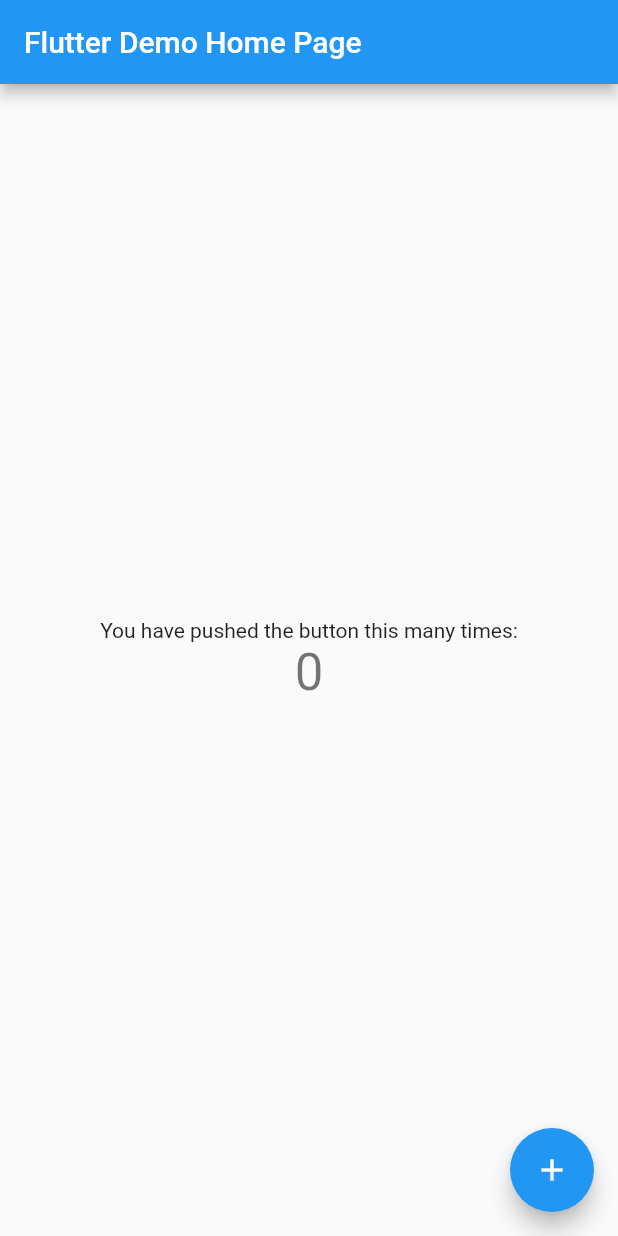
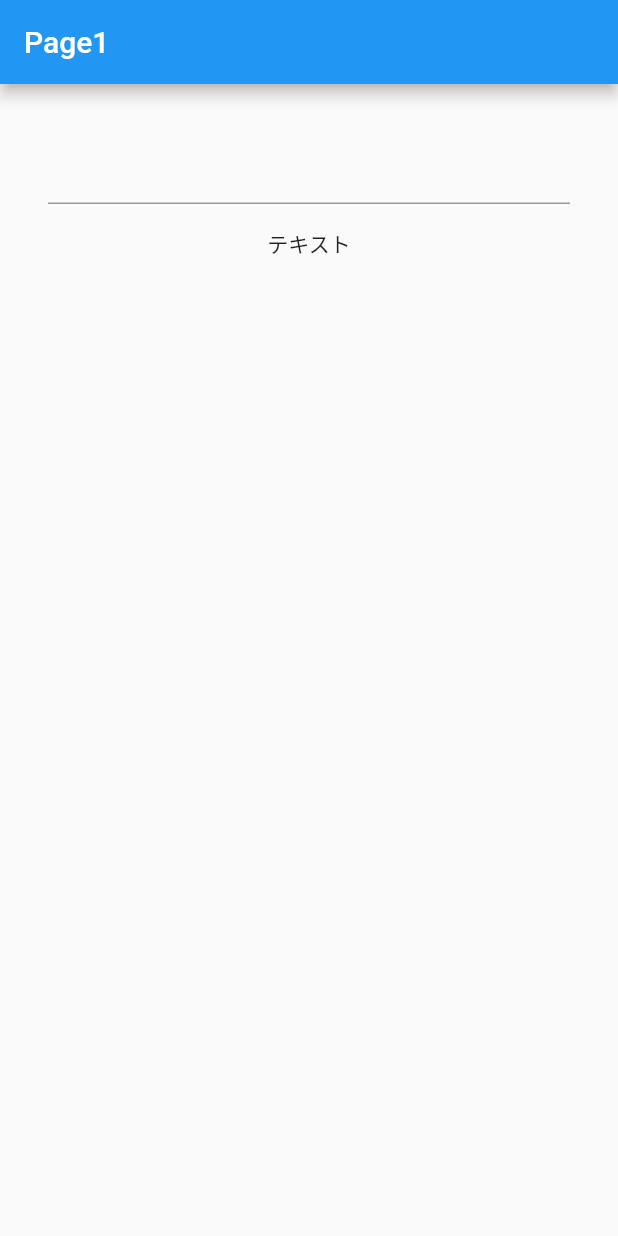
Before and after one commit to dd-matsuura/learn_provider, a Flutter app: the screen it shows after launch, on a phone screen of 412 x 824 dp. Run offline on Flutter 3.47's test engine with Material 2 defaults, Android fonts, the phone set to English and light mode, and no system bars.

Commit message:
Clean Up + デフォルトコード

```diff
--- a/lib/main.dart
+++ b/lib/main.dart
@@ -7,109 +7,51 @@ void main() {
 class MyApp extends StatelessWidget {
   const MyApp({Key? key}) : super(key: key);
 
-  // This widget is the root of your application.
   @override
   Widget build(BuildContext context) {
-    return MaterialApp(
-      title: 'Flutter Demo',
-      theme: ThemeData(
-        // This is the theme of your application.
-        //
-        // Try running your application with "flutter run". You'll see the
-        // application has a blue toolbar. Then, without quitting the app, try
-        // changing the primarySwatch below to Colors.green and then invoke
-        // "hot reload" (press "r" in the console where you ran "flutter run",
-        // or simply save your changes to "hot reload" in a Flutter IDE).
-        // Notice that the counter didn't reset back to zero; the application
-        // is not restarted.
-        primarySwatch: Colors.blue,
-      ),
-      home: const MyHomePage(title: 'Flutter Demo Home Page'),
+    return const MaterialApp(
+      home: Page1(),
     );
   }
 }
 
-class MyHomePage extends StatefulWidget {
-  const MyHomePage({Key? key, required this.title}) : super(key: key);
-
-  // This widget is the home page of your application. It is stateful, meaning
-  // that it has a State object (defined below) that contains fields that affect
-  // how it looks.
-
-  // This class is the configuration for the state. It holds the values (in this
-  // case the title) provided by the parent (in this case the App widget) and
-  // used by the build method of the State. Fields in a Widget subclass are
-  // always marked "final".
-
-  final String title;
-
-  @override
-  State<MyHomePage> createState() => _MyHomePageState();
-}
-
-class _MyHomePageState extends State<MyHomePage> {
-  int _counter = 0;
-
-  void _incrementCounter() {
-    setState(() {
-      // This call to setState tells the Flutter framework that something has
-      // changed in this State, which causes it to rerun the build method below
-      // so that the display can reflect the updated values. If we changed
-      // _counter without calling setState(), then the build method would not be
-      // called again, and so nothing would appear to happen.
-      _counter++;
-    });
-  }
+class Page1 extends StatelessWidget {
+  const Page1({Key? key}) : super(key: key);
 
   @override
   Widget build(BuildContext context) {
-    // This method is rerun every time setState is called, for instance as done
-    // by the _incrementCounter method above.
-    //
-    // The Flutter framework has been optimized to make rerunning build methods
-    // fast, so that you can just rebuild anything that needs updating rather
-    // than having to individually change instances of widgets.
     return Scaffold(
       appBar: AppBar(
-        // Here we take the value from the MyHomePage object that was created by
-        // the App.build method, and use it to set our appbar title.
-        title: Text(widget.title),
+        title: const Text('Page1'),
       ),
-      body: Center(
-        // Center is a layout widget. It takes a single child and positions it
-        // in the middle of the parent.
+      body: Padding(
+        padding: const EdgeInsets.all(32),
         child: Column(
-          // Column is also a layout widget. It takes a list of children and
-          // arranges them vertically. By default, it sizes itself to fit its
-          // children horizontally, and tries to be as tall as its parent.
-          //
-          // Invoke "debug painting" (press "p" in the console, choose the
-          // "Toggle Debug Paint" action from the Flutter Inspector in Android
-          // Studio, or the "Toggle Debug Paint" command in Visual Studio Code)
-          // to see the wireframe for each widget.
-          //
-          // Column has various properties to control how it sizes itself and
-          // how it positions its children. Here we use mainAxisAlignment to
-          // center the children vertically; the main axis here is the vertical
-          // axis because Columns are vertical (the cross axis would be
-          // horizontal).
-          mainAxisAlignment: MainAxisAlignment.center,
-          children: <Widget>[
-            const Text(
-              'You have pushed the button this many times:',
-            ),
-            Text(
-              '$_counter',
-              style: Theme.of(context).textTheme.headline4,
-            ),
+          children: const [
+            Page2(),
+            SizedBox(height: 16),
+            Page3(),
           ],
         ),
       ),
-      floatingActionButton: FloatingActionButton(
-        onPressed: _incrementCounter,
-        tooltip: 'Increment',
-        child: const Icon(Icons.add),
-      ), // This trailing comma makes auto-formatting nicer for build methods.
     );
   }
 }
+
+class Page2 extends StatelessWidget {
+  const Page2({Key? key}) : super(key: key);
+
+  @override
+  Widget build(BuildContext context) {
+    return const TextField();
+  }
+}
+
+class Page3 extends StatelessWidget {
+  const Page3({Key? key}) : super(key: key);
+
+  @override
+  Widget build(BuildContext context) {
+    return const Text('テキスト');
+  }
+}
```
